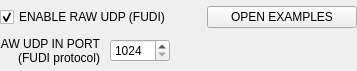
This is interfaces/interfaceudp.ui in buzzinglight/IanniX as Qt 5 draws it before an edit. The edited form follows.
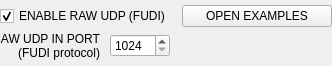
This is the edited form.

What changed in the file:
```diff
--- a/interfaces/interfaceudp.ui
+++ b/interfaces/interfaceudp.ui
@@ -6,8 +6,8 @@
    <rect>
     <x>0</x>
     <y>0</y>
-    <width>357</width>
-    <height>71</height>
+    <width>332</width>
+    <height>66</height>
    </rect>
   </property>
   <property name="windowTitle">
@@ -18,7 +18,7 @@
   </property>
   <layout class="QVBoxLayout" name="verticalLayout">
    <property name="spacing">
-    <number>3</number>
+    <number>0</number>
    </property>
    <property name="margin">
     <number>0</number>
@@ -49,7 +49,7 @@
        <property name="sizeHint" stdset="0">
         <size>
          <width>40</width>
-         <height>20</height>
+         <height>5</height>
         </size>
        </property>
       </spacer>
@@ -136,7 +136,7 @@
        <property name="sizeHint" stdset="0">
         <size>
          <width>37</width>
-         <height>17</height>
+         <height>5</height>
         </size>
        </property>
       </spacer>
```
